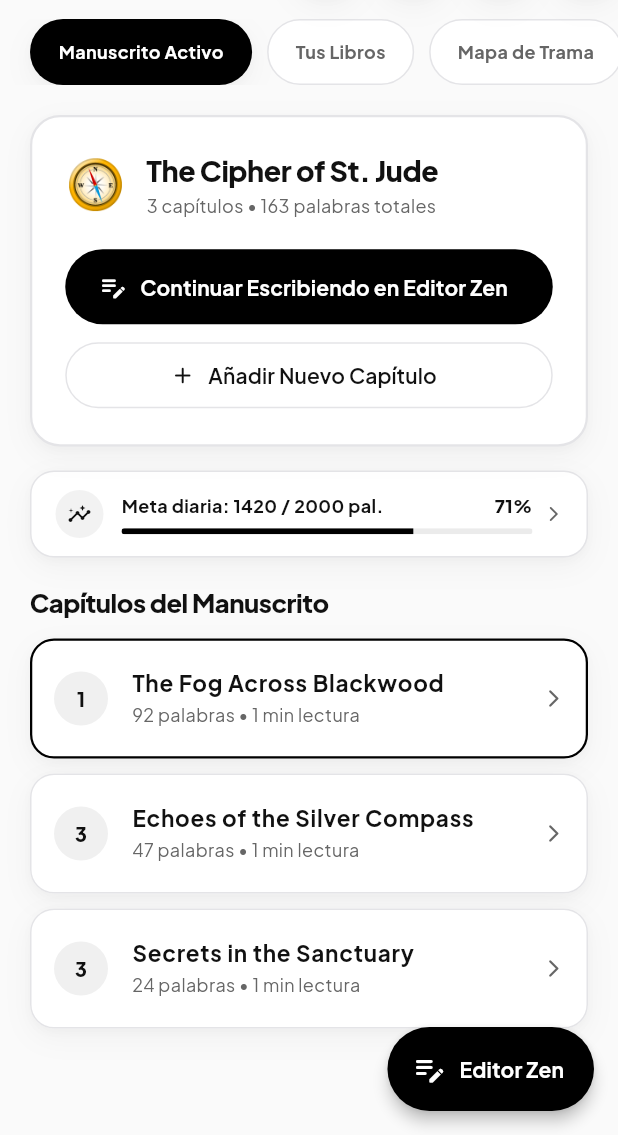
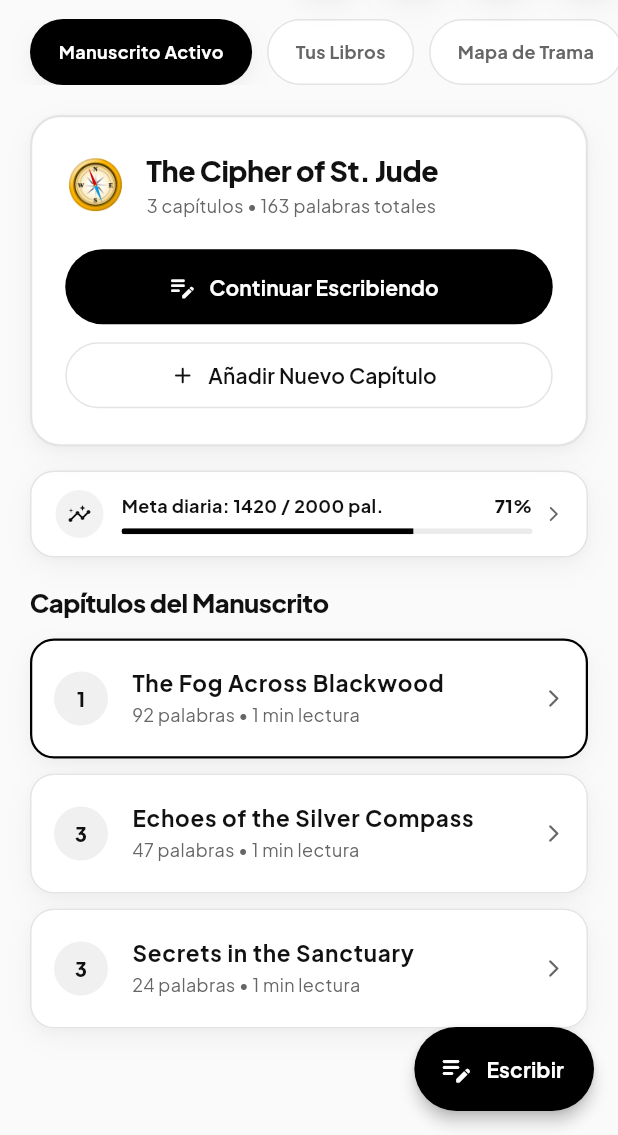
Before and after one commit to SamuelSHenriquezP/ink_wright, a Flutter app: the screen it shows after launch, on a phone screen of 412 x 824 dp, the part 101-1236 px from its top. Run offline on Flutter 3.47's test engine with Material 3 defaults, Android fonts, the light colour scheme and no system bars; our stand-ins replace flutter_animate, google_fonts.

Commit message:
style: reemplazar referencias a Zen por términos editoriales estándar (Escribir, Pantalla Completa, Editor)

```diff
--- a/lib/main.dart
+++ b/lib/main.dart
@@ -34,7 +34,7 @@
       child: Consumer<EditorController>(
         builder: (context, controller, _) {
           return MaterialApp(
-            title: 'InkWright Sanctuary',
+            title: 'InkWright Studio',
             debugShowCheckedModeBanner: false,
             themeMode: controller.isDarkMode ? ThemeMode.dark : ThemeMode.light,
             theme: AppTheme.lightTheme,
--- a/lib/screens/dashboard_screen.dart
+++ b/lib/screens/dashboard_screen.dart
@@ -536,7 +536,7 @@
                           ),
                           icon: const Icon(Icons.edit_note_rounded, size: 20),
                           label: const Text(
-                            'Continuar Escribiendo en Editor Zen',
+                            'Continuar Escribiendo',
                             style: TextStyle(fontSize: 14, fontWeight: FontWeight.w700),
                           ),
                           onPressed: () {
@@ -1030,7 +1030,7 @@
         ),
       ),
 
-      // FAB para ir directo al Editor Zen
+      // FAB para ir directo al Editor
       floatingActionButton: FloatingActionButton.extended(
         backgroundColor: isDark ? Colors.white : Colors.black,
         foregroundColor: isDark ? Colors.black : Colors.white,
@@ -1038,7 +1038,7 @@
         shape: RoundedRectangleBorder(borderRadius: BorderRadius.circular(30)),
         icon: const Icon(Icons.edit_note_rounded),
         label: const Text(
-          'Editor Zen',
+          'Escribir',
           style: TextStyle(fontSize: 14, fontWeight: FontWeight.w700),
         ),
         onPressed: () {
--- a/lib/widgets/keyboard_accessory_bar.dart
+++ b/lib/widgets/keyboard_accessory_bar.dart
@@ -206,8 +206,8 @@
           ),
 
           IconButton(
-            icon: Icon(Icons.self_improvement_rounded, size: 20, color: textPrimary),
-            tooltip: 'Modo Zen Libre de Distracciones',
+            icon: Icon(Icons.fullscreen_rounded, size: 22, color: textPrimary),
+            tooltip: 'Pantalla Completa',
             onPressed: onToggleZenMode,
             padding: EdgeInsets.zero,
             constraints: const BoxConstraints(minWidth: 32, minHeight: 32),
```
Also changed, not shown: lib/screens/zen_editor_screen.dart (+4 -3 lines).
